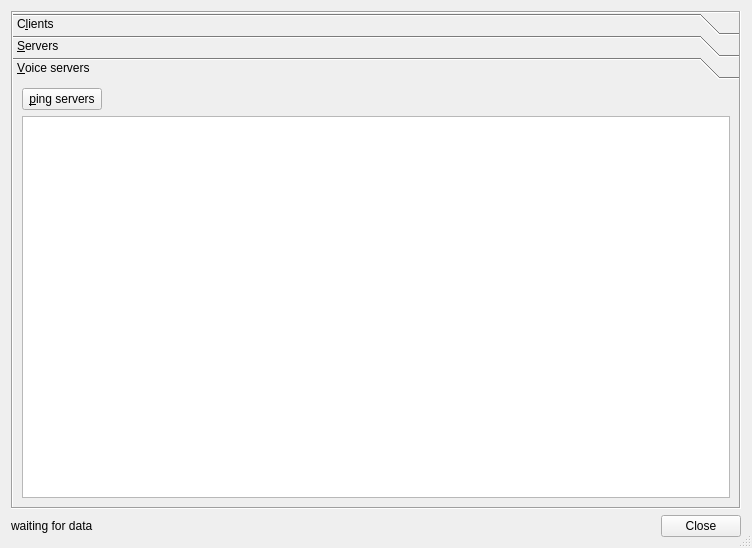
qutescoop/qutescoop, file src/ListClientsDialog.ui: the form before one commit.
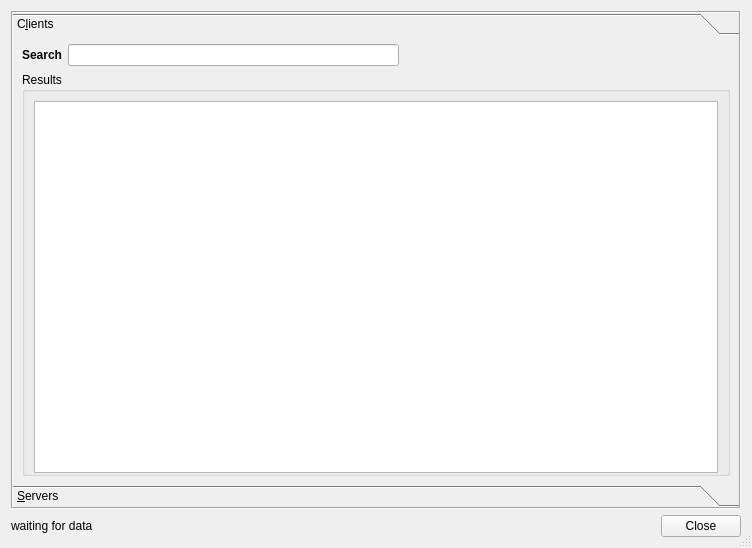
The form after the commit. The open tabs and pages were chosen to show the change. Icons and pictures are not drawn.

Commit message: [!!][TASK] remove all things legacy voice

What changed in the file:
```diff
--- a/src/ListClientsDialog.ui
+++ b/src/ListClientsDialog.ui
@@ -40,8 +40,8 @@
        <rect>
         <x>0</x>
         <y>0</y>
-        <width>732</width>
-        <height>418</height>
+        <width>730</width>
+        <height>450</height>
        </rect>
       </property>
       <attribute name="label">
@@ -61,7 +61,6 @@
           <widget class="QLabel" name="label">
            <property name="font">
             <font>
-             <weight>75</weight>
              <bold>true</bold>
             </font>
            </property>
@@ -206,83 +205,6 @@
        </item>
       </layout>
      </widget>
-     <widget class="QWidget" name="pageVoiceServers">
-      <property name="geometry">
-       <rect>
-        <x>0</x>
-        <y>0</y>
-        <width>125</width>
-        <height>131</height>
-       </rect>
-      </property>
-      <attribute name="label">
-       <string>&amp;Voice servers</string>
-      </attribute>
-      <layout class="QVBoxLayout" name="verticalLayout_5">
-       <item>
-        <layout class="QHBoxLayout" name="horizontalLayout_3">
-         <item>
-          <widget class="QPushButton" name="pbPingVoiceServers">
-           <property name="toolTip">
-            <string>Find the &quot;ping&quot; to the server, that is the time (in milliseconds) a packet needs to travel between you and the server. This is also called &quot;network lag&quot;</string>
-           </property>
-           <property name="text">
-            <string>&amp;ping servers</string>
-           </property>
-          </widget>
-         </item>
-         <item>
-          <spacer name="horizontalSpacer_4">
-           <property name="orientation">
-            <enum>Qt::Horizontal</enum>
-           </property>
-           <property name="sizeHint" stdset="0">
-            <size>
-             <width>40</width>
-             <height>20</height>
-            </size>
-           </property>
-          </spacer>
-         </item>
-        </layout>
-       </item>
-       <item>
-        <widget class="QTableWidget" name="voiceServersTable">
-         <property name="toolTip">
-          <string>Lists all Voice Servers that have been announced in Whazzup.
-Note: Voice Servers are not choosable for you as a pilot. ATC selects the server and you will join on his/her server.</string>
-         </property>
-         <property name="editTriggers">
-          <set>QAbstractItemView::NoEditTriggers</set>
-         </property>
-         <property name="selectionMode">
-          <enum>QAbstractItemView::SingleSelection</enum>
-         </property>
-         <property name="selectionBehavior">
-          <enum>QAbstractItemView::SelectRows</enum>
-         </property>
-         <property name="verticalScrollMode">
-          <enum>QAbstractItemView::ScrollPerPixel</enum>
-         </property>
-         <property name="horizontalScrollMode">
-          <enum>QAbstractItemView::ScrollPerPixel</enum>
-         </property>
-         <property name="showGrid">
-          <bool>false</bool>
-         </property>
-         <property name="sortingEnabled">
-          <bool>false</bool>
-         </property>
-         <property name="cornerButtonEnabled">
-          <bool>false</bool>
-         </property>
-         <attribute name="verticalHeaderVisible">
-          <bool>false</bool>
-         </attribute>
-        </widget>
-       </item>
-      </layout>
-     </widget>
     </widget>
    </item>
    <item>
```
Left out of the diff: 4 changed lines with no effect on the pictures. The commit also changes 16 other files.
